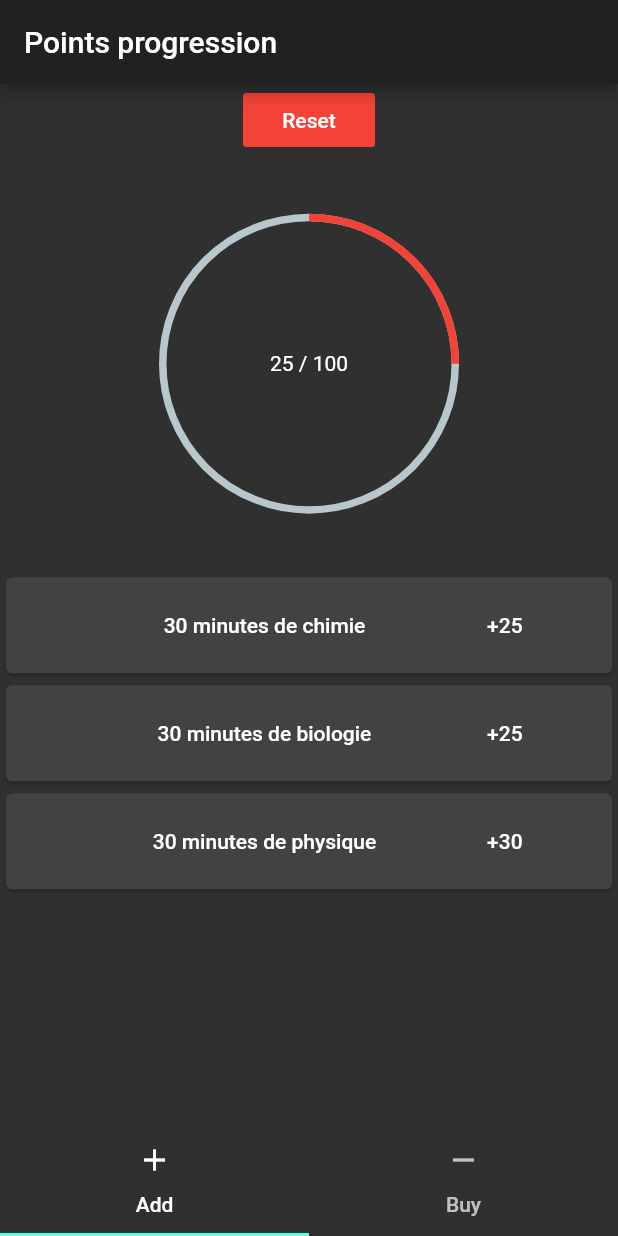
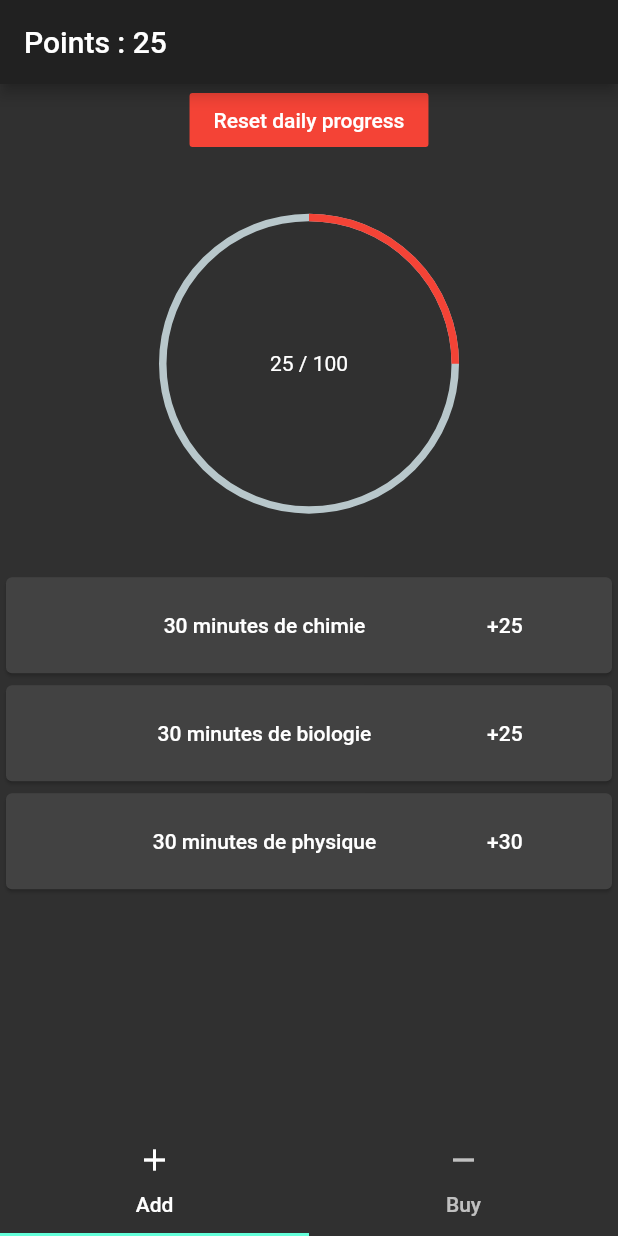
Before and after one commit to jeremie8/pointsProgression, a Flutter app: the screen it shows after launch, after a tap on "30 minutes de chimie", on a phone screen of 412 x 824 dp. Run offline on Flutter 3.47's test engine with Material 2 defaults, Android fonts, the phone set to English and light mode, and no system bars; drawn by our look-alikes of percent_indicator; our stand-ins replace shared_preferences.

```diff
--- a/lib/activity.dart
+++ b/lib/activity.dart
@@ -3,9 +3,11 @@ import 'package:flutter/material.dart';
 class Activity extends StatelessWidget {
   final String text;
   final Function(int) callback;
+  final bool add;
   final int value;
+  final bool enabled;
 
-  const Activity({Key key, this.text, this.callback, this.value}) : super(key: key);
+  const Activity({Key key, this.text, this.callback, this.value, this.add = true, this.enabled = true}) : super(key: key);
 
   @override
   Widget build(BuildContext context) {
@@ -13,7 +15,8 @@ class Activity extends StatelessWidget {
       child: Padding(
         padding: const EdgeInsets.all(8.0),
         child: FlatButton(
-          onPressed: () => callback(value),
+
+          onPressed: enabled ? () => callback(value) : null,
           splashColor: Colors.green,
 
           child: Row(
@@ -22,7 +25,7 @@ class Activity extends StatelessWidget {
               Expanded(flex: 5, child: Center(child: Text(text))),
               Expanded(
                 flex: 1,
-                child: Text("+$value")
+                child: Text((add ? "+" : "-")+ "$value")
               )
             ],
           ),
--- a/lib/add_points_page.dart
+++ b/lib/add_points_page.dart
@@ -6,49 +6,52 @@ import 'Activity.dart';
 
 class AddPointsPage extends StatefulWidget {
   final maxProgress;
+  final Function(int) addToPoints;
+  final int points;
 
-  const AddPointsPage({Key key, this.maxProgress}) : super(key: key);
+  const AddPointsPage({Key key, this.maxProgress, this.addToPoints, this.points}) : super(key: key);
 
   @override
   State<StatefulWidget> createState() => _AddPointsState();
 }
 
 class _AddPointsState extends State<AddPointsPage> {
-  int _progression = 0;
+  int _dailyProgression = 0;
+  final String _dpString = "dailyProgression";
 
   @override
   void initState() {
     super.initState();
-    _loadCounter();
+    _loadDailyProgression();
   }
 
-  _resetProgression() async {
+  _resetDailyProgression() async {
     SharedPreferences prefs = await SharedPreferences.getInstance();
     setState(() {
-      _progression = 0;
-      prefs.setInt('progression', _progression);
+      _dailyProgression = 0;
+      prefs.setInt(_dpString, _dailyProgression);
     });
   }
 
-  //Loading progression value on start
-  _loadCounter() async {
+  _loadDailyProgression() async {
     SharedPreferences prefs = await SharedPreferences.getInstance();
     setState(() {
-      _progression = (prefs.getInt('progression') ?? 0);
+      _dailyProgression = (prefs.getInt(_dpString) ?? 0);
     });
   }
 
-  double percent() => _progression > widget.maxProgress
-      ? 1.0
-      : _progression / widget.maxProgress;
-
-  void _incrementCounter(int value) async {
+  void _incrementDailyProgression(int value) async {
     SharedPreferences prefs = await SharedPreferences.getInstance();
     setState(() {
-      _progression = (prefs.getInt('progression') ?? 0) + value;
-      prefs.setInt('progression', _progression);
+      widget.addToPoints(value);
+      _dailyProgression = (prefs.getInt(_dpString) ?? 0) + value;
+      prefs.setInt(_dpString, _dailyProgression);
     });
   }
+
+  double percent() => _dailyProgression > widget.maxProgress
+      ? 1.0
+      : _dailyProgression / widget.maxProgress;
 
   @override
   Widget build(BuildContext context) {
@@ -59,8 +62,8 @@ class _AddPointsState extends State<AddPointsPage> {
         children: <Widget>[
           FlatButton(
             color: Colors.red,
-            child: Text("Reset"),
-            onPressed: _resetProgression,
+            child: Text("Reset daily progress"),
+            onPressed: _resetDailyProgression,
           ),
           Expanded(
             flex: 3,
@@ -69,8 +72,8 @@ class _AddPointsState extends State<AddPointsPage> {
               lineWidth: 5.0,
               percent: percent(),
               center: Text(percent() >= 1.0
-                  ? "Done ($_progression / ${widget.maxProgress})"
-                  : "$_progression / ${widget.maxProgress}"),
+                  ? "Done ($_dailyProgression / ${widget.maxProgress})"
+                  : "$_dailyProgression / ${widget.maxProgress}"),
               progressColor: percent() >= 1.0 ? Colors.green : Colors.red,
             ),
           ),
@@ -82,15 +85,15 @@ class _AddPointsState extends State<AddPointsPage> {
                   Activity(
                       text: "30 minutes de chimie",
                       value: 25,
-                      callback: _incrementCounter),
+                      callback: _incrementDailyProgression),
                   Activity(
                       text: "30 minutes de biologie",
                       value: 25,
-                      callback: _incrementCounter),
+                      callback: _incrementDailyProgression),
                   Activity(
                       text: "30 minutes de physique",
                       value: 30,
-                      callback: _incrementCounter),
+                      callback: _incrementDailyProgression),
                 ],
               ),
             ),
--- a/lib/app_body.dart
+++ b/lib/app_body.dart
@@ -1,22 +1,64 @@
 import 'package:flutter/material.dart';
 import 'package:points/add_points_page.dart';
+import 'package:shared_preferences/shared_preferences.dart';
 
 import 'buy_page.dart';
 
-class AppBody extends StatelessWidget{
+class AppBody extends StatefulWidget {
   final String title;
 
   const AppBody({Key key, this.title}) : super(key: key);
+
+  @override
+  State<StatefulWidget> createState() => _AppBodyState();
+}
+
+class _AppBodyState extends State<AppBody> {
+  int _points;
+  final String _pointsStr = "points";
+
+  @override
+  void initState() {
+    super.initState();
+    _loadPoints();
+  }
+
+  _loadPoints() async {
+    SharedPreferences prefs = await SharedPreferences.getInstance();
+    setState(() {
+      _points = (prefs.getInt(_pointsStr) ?? 0);
+    });
+  }
+
+  void _addPoints(int value) async {
+    SharedPreferences prefs = await SharedPreferences.getInstance();
+    setState(() {
+      _points = (prefs.getInt(_pointsStr) ?? 0) + value;
+      prefs.setInt(_pointsStr, _points);
+    });
+  }
+
+  void _substractPoints(int value) async {
+    _addPoints(-value);
+  }
+
   @override
   Widget build(BuildContext context) {
     return DefaultTabController(
       length: 2,
       child: Scaffold(
         appBar: AppBar(
-          title: Text(title),
+          title: Text("Points : $_points"),
         ),
         body: TabBarView(
-          children: [AddPointsPage(maxProgress: 100,), BuyPage()],
+          children: [
+            AddPointsPage(
+              maxProgress: 100,
+              points: _points,
+              addToPoints: _addPoints,
+            ),
+            BuyPage(points: _points, substractPoints: _substractPoints,)
+          ],
         ),
         bottomNavigationBar: TabBar(
           tabs: [
@@ -33,5 +75,4 @@ class AppBody extends StatelessWidget{
       ),
     );
   }
-
 }
```
Also changed, not shown: lib/buy_page.dart (+31 -3 lines).
